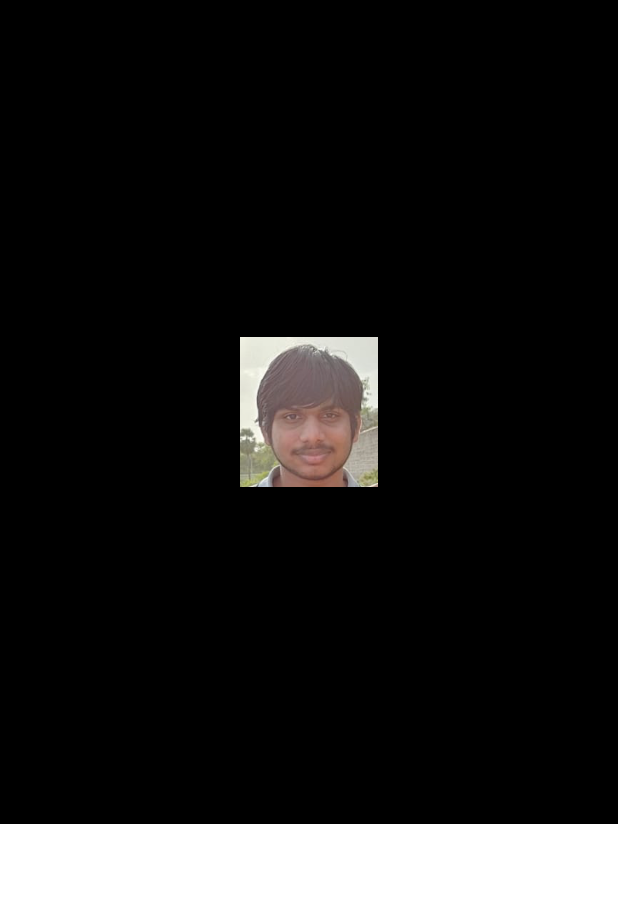
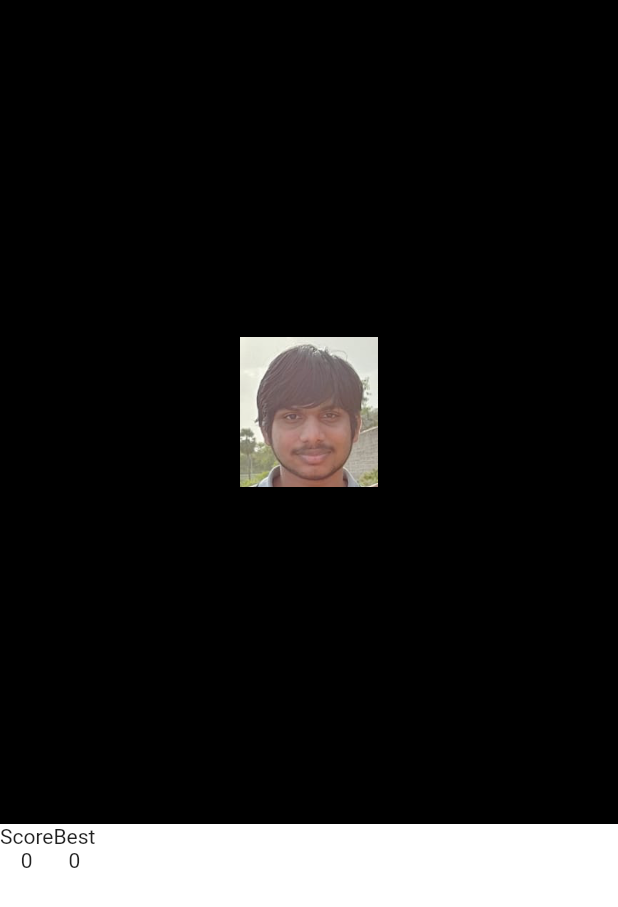
Before and after one commit to sbangariGIT/mouni_jump, a Flutter app: the screen it shows after launch, on a phone screen of 412 x 824 dp. Shown: the top 907 px of the screen. Run offline on Flutter 3.47's test engine with Material 2 defaults, Android fonts, the phone set to English and light mode, and no system bars.

Commit message:
adding gravity

```diff
--- a/lib/main.dart
+++ b/lib/main.dart
@@ -1,3 +1,5 @@
+import 'dart:async';
+
 import 'package:flutter/material.dart';
 import 'package:jump_mounish/mouni.dart';
 
@@ -24,6 +26,34 @@ class HomePage extends StatefulWidget {
 }
 
 class _HomePageState extends State<HomePage> {
+  static double yAxis = 0;
+  double score = 0;
+  double height = 0;
+  double inHeight = yAxis;
+  bool gameInSession = false;
+
+  void tap() {
+    setState(() {
+      score = 0;
+      inHeight = yAxis;
+    });
+  }
+
+  void initializeGame() {
+    gameInSession = true;
+    Timer.periodic(Duration(milliseconds: 60), (timer) {
+      score += 0.05;
+      height = (-4.9 * score * score) + (2.8 * score);
+      setState(() {
+        yAxis = inHeight - height;
+      });
+      if (yAxis > 1) {
+        timer.cancel();
+        gameInSession = false;
+      }
+    });
+  }
+
   @override
   Widget build(BuildContext context) {
     return Scaffold(
@@ -31,14 +61,35 @@ class _HomePageState extends State<HomePage> {
         children: [
           Expanded(
             flex: 2,
-            child: Container(
-              color: Colors.black,
-              child: Center(child: Mouni()),
+            child: GestureDetector(
+              onTap: () {
+                if (gameInSession) {
+                  tap();
+                } else {
+                  initializeGame();
+                }
+              },
+              child: AnimatedContainer(
+                alignment: Alignment(0, 0),
+                duration: Duration(milliseconds: 0),
+                color: Colors.black,
+                child: Center(child: Mouni()),
+              ),
             ),
           ),
           Expanded(
             child: Container(
               color: Colors.white,
+              child: Row(
+                children: [
+                  Column(
+                    children: [Text("Score"), Text("0")],
+                  ),
+                  Column(
+                    children: [Text("Best"), Text("0")],
+                  ),
+                ],
+              ),
             ),
           ),
         ],
```
